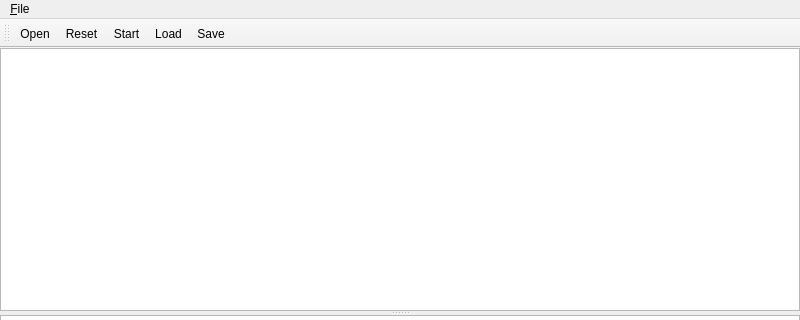
This is itkProjects/Particles/plutowindow.ui in SadeghMSalehi/gradworks as Qt 5 draws it before an edit; both pictures show x 0 to 800 and y 0 to 320 of the 800 by 600 pixel window. The edited form follows.
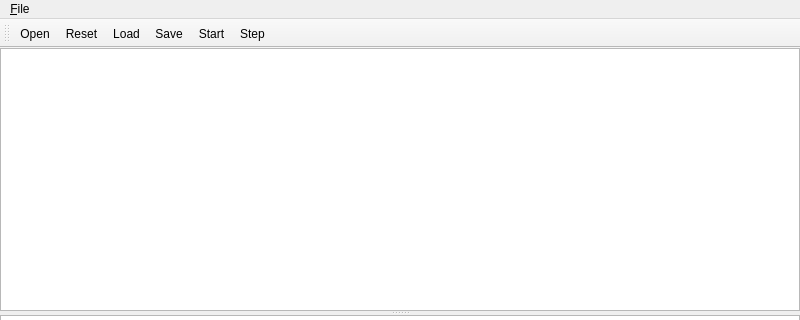
This is the edited form. Custom widgets are drawn as their Qt base class.

```diff
--- a/itkProjects/Particles/plutowindow.ui
+++ b/itkProjects/Particles/plutowindow.ui
@@ -80,9 +80,10 @@
    </attribute>
    <addaction name="actionOpen"/>
    <addaction name="actionReset"/>
-   <addaction name="actionStart"/>
    <addaction name="actionLoad"/>
    <addaction name="actionSave"/>
+   <addaction name="actionStart"/>
+   <addaction name="actionStep"/>
   </widget>
   <action name="actionOpen">
    <property name="text">
@@ -114,6 +115,11 @@
     <string>Load</string>
    </property>
   </action>
+  <action name="actionStep">
+   <property name="text">
+    <string>Step</string>
+   </property>
+  </action>
  </widget>
  <customwidgets>
   <customwidget>
```
